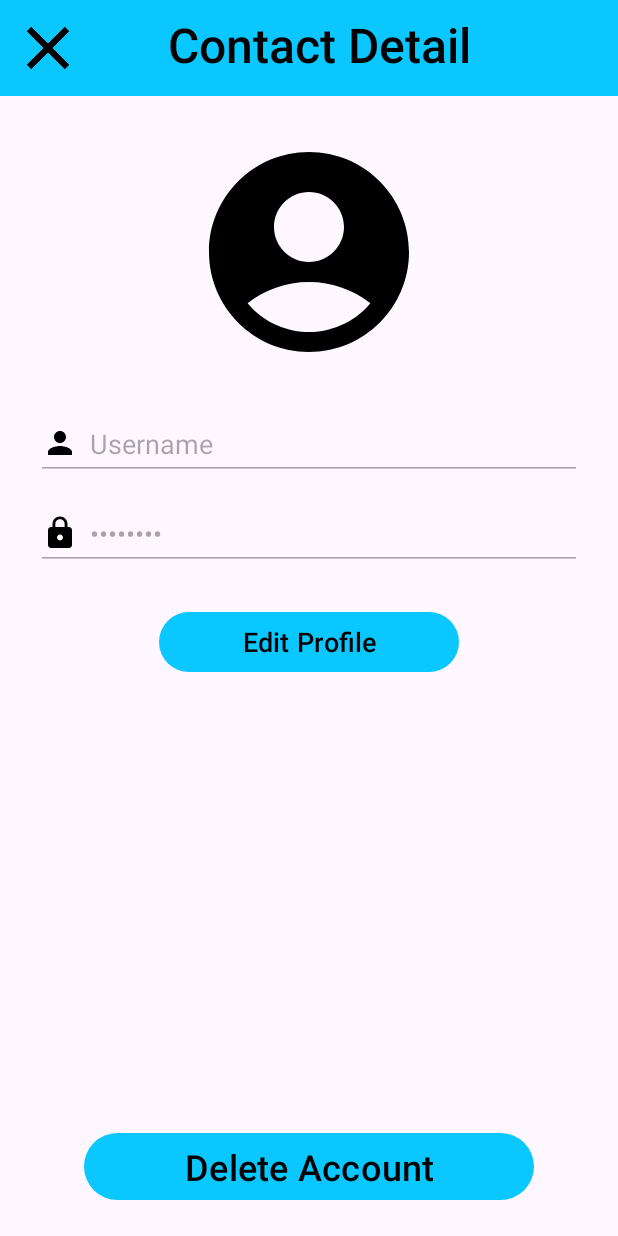
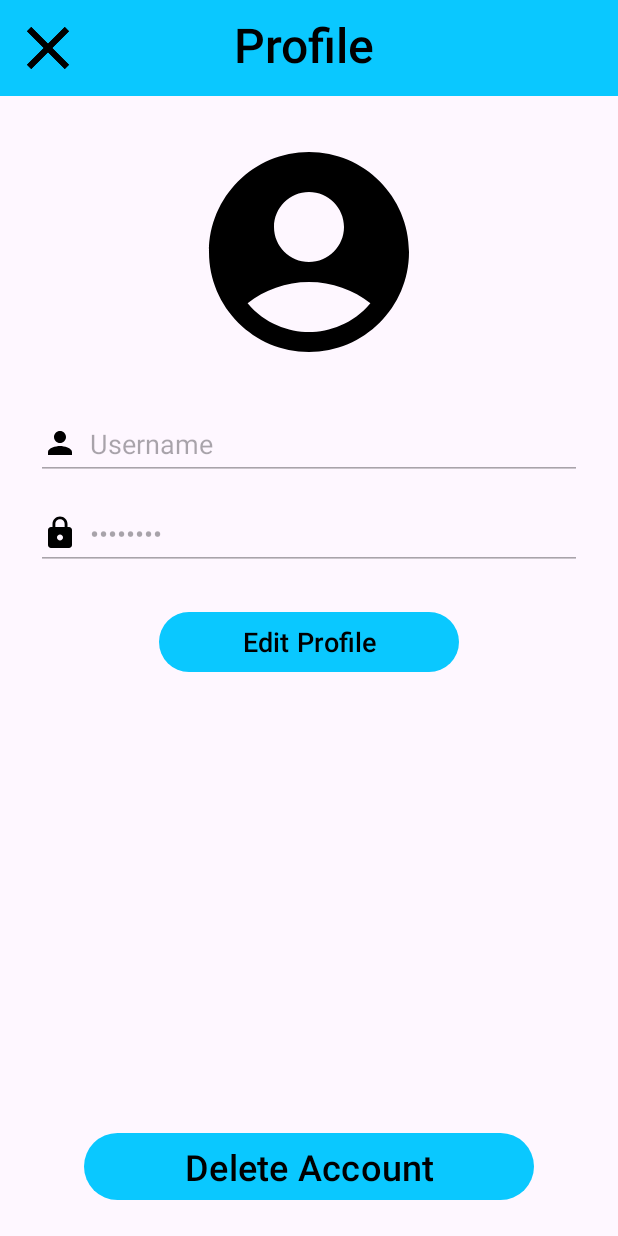
Before and after one commit to I-Lima/phone-book-kotlin, an Android app: the ProfileActivity screen opened directly, with no data from a screen before it, on a phone screen of 412 x 824 dp. Run offline under Robolectric (Android 15) with nearby library versions, the phone set to English and light mode, and no system bars; 4 statements that could not run were skipped.

Commit message:
Small adjustment in activity_profile

```diff
--- a/app/src/main/res/layout/activity_profile.xml
+++ b/app/src/main/res/layout/activity_profile.xml
@@ -26,10 +26,10 @@
         <TextView
             android:layout_width="wrap_content"
             android:layout_height="wrap_content"
-            android:layout_marginStart="56dp"
+            android:layout_marginStart="100dp"
             android:fontFamily="sans-serif-medium"
             android:gravity="start"
-            android:text="@string/contact_detail"
+            android:text="@string/profile"
             android:textColor="@color/black"
             android:textSize="32sp"
             />
```
